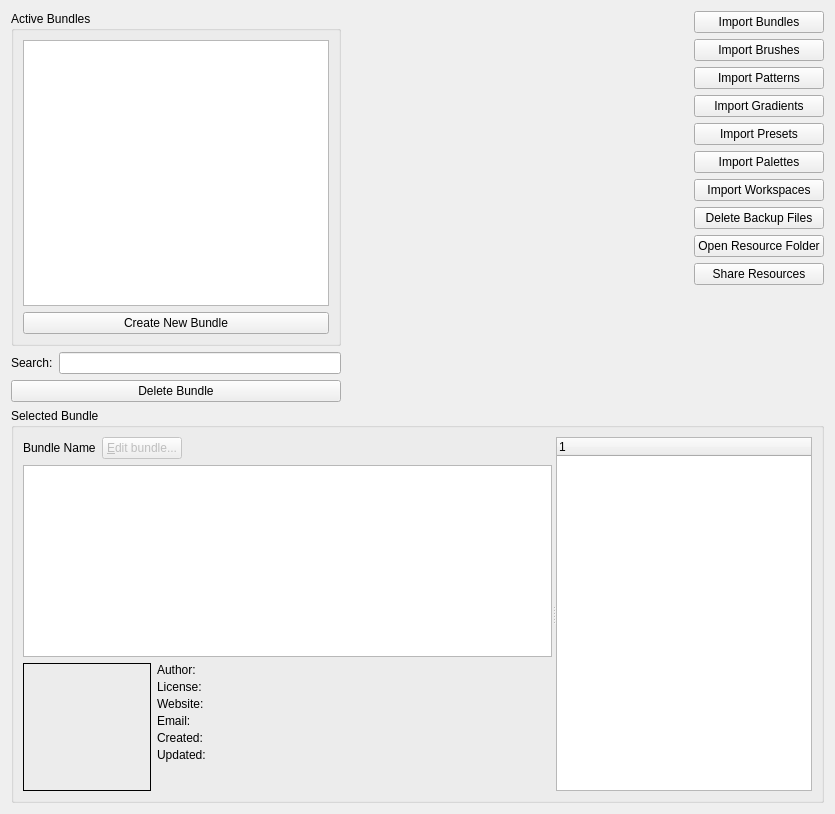
Above: plugins/extensions/resourcemanager/wdgdlgbundlemanager.ui from KDE/krita before the change. Below: the same form after it.
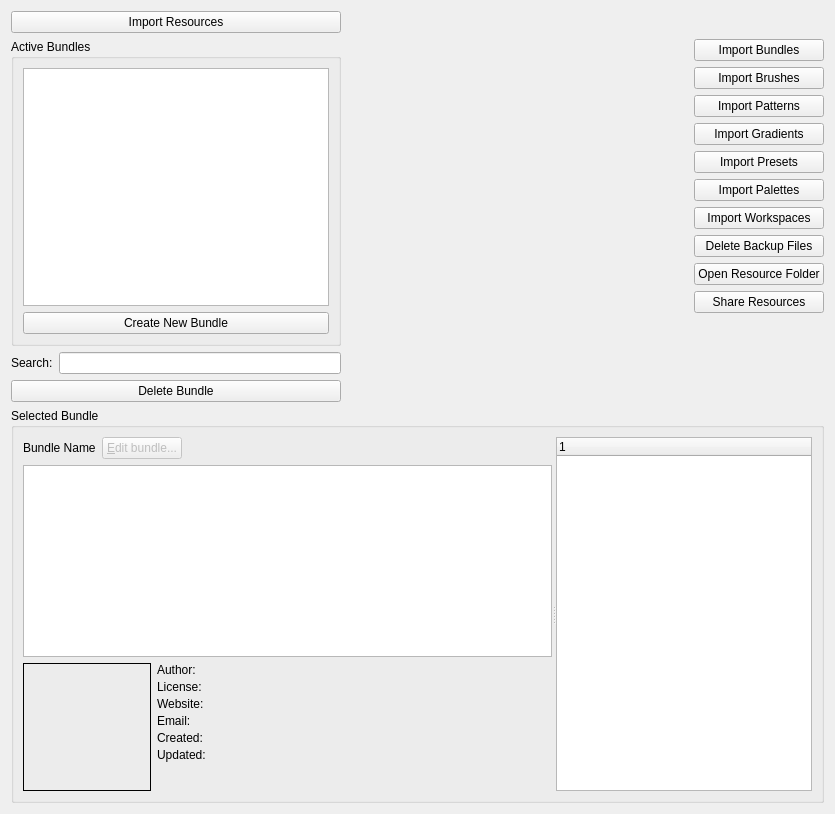
That is the form after the change.

Commit message: Added the dropdown button menu in the UI file

```diff
--- a/plugins/extensions/resourcemanager/wdgdlgbundlemanager.ui
+++ b/plugins/extensions/resourcemanager/wdgdlgbundlemanager.ui
@@ -11,120 +11,7 @@
    </rect>
   </property>
   <layout class="QGridLayout" name="gridLayout_2">
-   <item row="0" column="4">
-    <layout class="QVBoxLayout" name="verticalLayout_5">
-     <item>
-      <widget class="QPushButton" name="bnImportBundles">
-       <property name="text">
-        <string>Import Bundles</string>
-       </property>
-      </widget>
-     </item>
-     <item>
-      <widget class="QPushButton" name="bnImportBrushes">
-       <property name="text">
-        <string>Import Brushes</string>
-       </property>
-      </widget>
-     </item>
-     <item>
-      <widget class="QPushButton" name="bnImportPatterns">
-       <property name="text">
-        <string>Import Patterns</string>
-       </property>
-      </widget>
-     </item>
-     <item>
-      <widget class="QPushButton" name="bnImportGradients">
-       <property name="text">
-        <string>Import Gradients</string>
-       </property>
-      </widget>
-     </item>
-     <item>
-      <widget class="QPushButton" name="bnImportPresets">
-       <property name="text">
-        <string>Import Presets</string>
-       </property>
-      </widget>
-     </item>
-     <item>
-      <widget class="QPushButton" name="bnImportPalettes">
-       <property name="text">
-        <string>Import Palettes</string>
-       </property>
-      </widget>
-     </item>
-     <item>
-      <widget class="QPushButton" name="bnImportWorkspaces">
-       <property name="text">
-        <string>Import Workspaces</string>
-       </property>
-      </widget>
-     </item>
-     <item>
-      <widget class="QPushButton" name="deleteBackupFilesButton">
-       <property name="sizePolicy">
-        <sizepolicy hsizetype="Minimum" vsizetype="Fixed">
-         <horstretch>0</horstretch>
-         <verstretch>0</verstretch>
-        </sizepolicy>
-       </property>
-       <property name="text">
-        <string>Delete Backup Files</string>
-       </property>
-      </widget>
-     </item>
-     <item>
-      <widget class="QPushButton" name="openResourceFolderButton">
-       <property name="sizePolicy">
-        <sizepolicy hsizetype="Minimum" vsizetype="Fixed">
-         <horstretch>0</horstretch>
-         <verstretch>0</verstretch>
-        </sizepolicy>
-       </property>
-       <property name="text">
-        <string>Open Resource Folder</string>
-       </property>
-      </widget>
-     </item>
-     <item>
-      <widget class="QPushButton" name="bnShareResources">
-       <property name="text">
-        <string>Share Resources</string>
-       </property>
-      </widget>
-     </item>
-     <item>
-      <spacer name="verticalSpacer">
-       <property name="orientation">
-        <enum>Qt::Vertical</enum>
-       </property>
-       <property name="sizeHint" stdset="0">
-        <size>
-         <width>18</width>
-         <height>17</height>
-        </size>
-       </property>
-      </spacer>
-     </item>
-    </layout>
-   </item>
    <item row="1" column="0">
-    <layout class="QGridLayout" name="searchGrid">
-     <item row="1" column="0">
-      <widget class="QLabel" name="searchLabel">
-       <property name="text">
-        <string>Search:</string>
-       </property>
-      </widget>
-     </item>
-     <item row="1" column="1">
-      <widget class="QLineEdit" name="searchLineEdit"/>
-     </item>
-    </layout>
-   </item>
-   <item row="0" column="0">
     <layout class="QVBoxLayout" name="verticalLayout_2">
      <item>
       <widget class="QGroupBox" name="groupBox">
@@ -175,7 +62,13 @@
      </item>
     </layout>
    </item>
-   <item row="3" column="0" colspan="5">
+   <item row="1" column="1">
+    <layout class="QVBoxLayout" name="verticalLayout"/>
+   </item>
+   <item row="1" column="3">
+    <layout class="QVBoxLayout" name="verticalLayout_3"/>
+   </item>
+   <item row="4" column="0" colspan="5">
     <widget class="QGroupBox" name="BundleSelectedGroupBox">
      <property name="sizePolicy">
       <sizepolicy hsizetype="Preferred" vsizetype="Preferred">
@@ -468,20 +361,7 @@
      </layout>
     </widget>
    </item>
-   <item row="0" column="1">
-    <layout class="QVBoxLayout" name="verticalLayout"/>
-   </item>
-   <item row="0" column="3">
-    <layout class="QVBoxLayout" name="verticalLayout_3"/>
-   </item>
-   <item row="2" column="0">
-    <widget class="QPushButton" name="bnDeleteBundle">
-     <property name="text">
-      <string>Delete Bundle</string>
-     </property>
-    </widget>
-   </item>
-   <item row="0" column="2">
+   <item row="1" column="2">
     <spacer name="horizontalSpacer_2">
      <property name="orientation">
       <enum>Qt::Horizontal</enum>
@@ -494,6 +374,133 @@
      </property>
     </spacer>
    </item>
+   <item row="1" column="4">
+    <layout class="QVBoxLayout" name="verticalLayout_5">
+     <item>
+      <widget class="QPushButton" name="bnImportBundles">
+       <property name="text">
+        <string>Import Bundles</string>
+       </property>
+      </widget>
+     </item>
+     <item>
+      <widget class="QPushButton" name="bnImportBrushes">
+       <property name="text">
+        <string>Import Brushes</string>
+       </property>
+      </widget>
+     </item>
+     <item>
+      <widget class="QPushButton" name="bnImportPatterns">
+       <property name="text">
+        <string>Import Patterns</string>
+       </property>
+      </widget>
+     </item>
+     <item>
+      <widget class="QPushButton" name="bnImportGradients">
+       <property name="text">
+        <string>Import Gradients</string>
+       </property>
+      </widget>
+     </item>
+     <item>
+      <widget class="QPushButton" name="bnImportPresets">
+       <property name="text">
+        <string>Import Presets</string>
+       </property>
+      </widget>
+     </item>
+     <item>
+      <widget class="QPushButton" name="bnImportPalettes">
+       <property name="text">
+        <string>Import Palettes</string>
+       </property>
+      </widget>
+     </item>
+     <item>
+      <widget class="QPushButton" name="bnImportWorkspaces">
+       <property name="text">
+        <string>Import Workspaces</string>
+       </property>
+      </widget>
+     </item>
+     <item>
+      <widget class="QPushButton" name="deleteBackupFilesButton">
+       <property name="sizePolicy">
+        <sizepolicy hsizetype="Minimum" vsizetype="Fixed">
+         <horstretch>0</horstretch>
+         <verstretch>0</verstretch>
+        </sizepolicy>
+       </property>
+       <property name="text">
+        <string>Delete Backup Files</string>
+       </property>
+      </widget>
+     </item>
+     <item>
+      <widget class="QPushButton" name="openResourceFolderButton">
+       <property name="sizePolicy">
+        <sizepolicy hsizetype="Minimum" vsizetype="Fixed">
+         <horstretch>0</horstretch>
+         <verstretch>0</verstretch>
+        </sizepolicy>
+       </property>
+       <property name="text">
+        <string>Open Resource Folder</string>
+       </property>
+      </widget>
+     </item>
+     <item>
+      <widget class="QPushButton" name="bnShareResources">
+       <property name="text">
+        <string>Share Resources</string>
+       </property>
+      </widget>
+     </item>
+     <item>
+      <spacer name="verticalSpacer">
+       <property name="orientation">
+        <enum>Qt::Vertical</enum>
+       </property>
+       <property name="sizeHint" stdset="0">
+        <size>
+         <width>18</width>
+         <height>17</height>
+        </size>
+       </property>
+      </spacer>
+     </item>
+    </layout>
+   </item>
+   <item row="2" column="0">
+    <layout class="QGridLayout" name="searchGrid">
+     <item row="1" column="0">
+      <widget class="QLabel" name="searchLabel">
+       <property name="text">
+        <string>Search:</string>
+       </property>
+      </widget>
+     </item>
+     <item row="1" column="1">
+      <widget class="QLineEdit" name="searchLineEdit"/>
+     </item>
+    </layout>
+   </item>
+   <item row="3" column="0">
+    <widget class="QPushButton" name="bnDeleteBundle">
+     <property name="text">
+      <string>Delete Bundle</string>
+     </property>
+    </widget>
+   </item>
+   <item row="0" column="0">
+    <widget class="QPushButton" name="m_importResources">
+     <property name="text">
+      <string>Import Resources</string>
+     </property>
+    </widget>
+   </item>
   </layout>
  </widget>
  <resources/>
```
